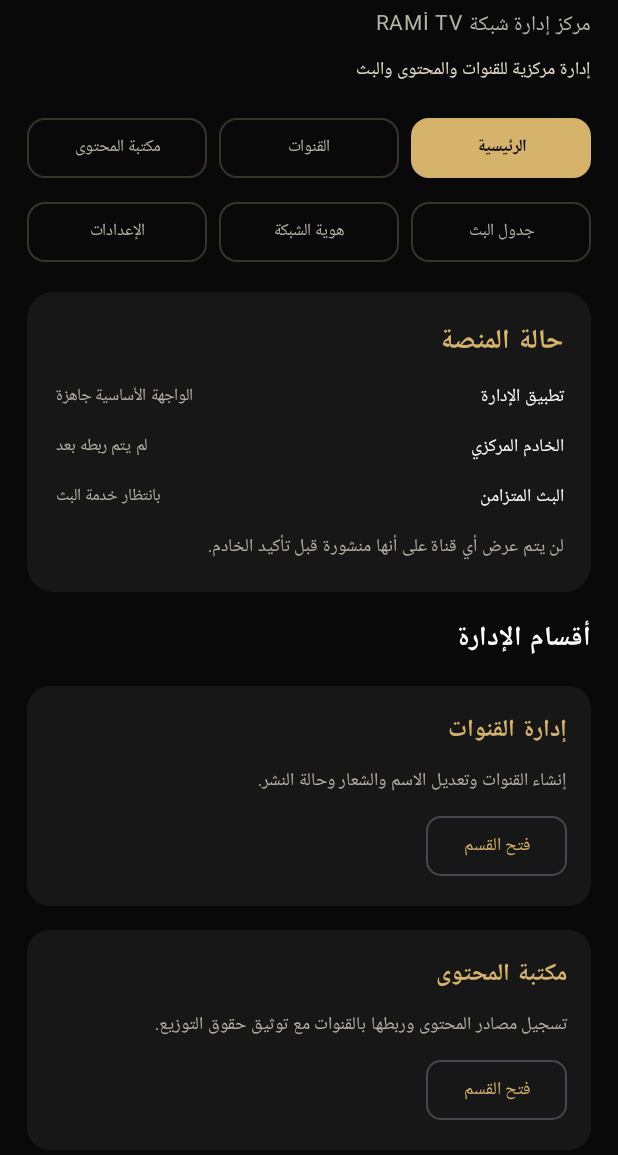
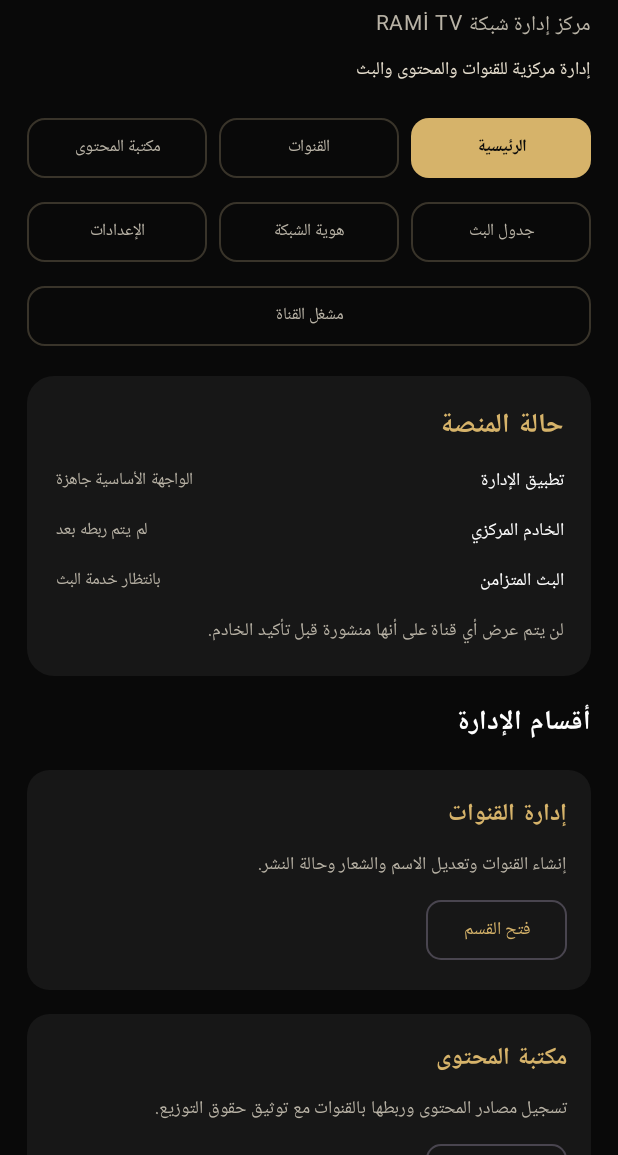
Before and after one commit to Ramistar900/rami-network, an Android app built with Jetpack Compose: the screen it shows after launch (MainActivity), on a phone screen of 412 x 824 dp, the part 81-1236 px from its top. Run offline under Robolectric (Android 15) with nearby library versions, the phone set to English and light mode, and no system bars.

Commit message:
Add playlist player navigation

```diff
--- a/app/src/main/java/com/rami/network/MainActivity.kt
+++ b/app/src/main/java/com/rami/network/MainActivity.kt
@@ -59,6 +59,7 @@ private enum class AdminSection(val title: String) {
     CHANNELS("القنوات"),
     LIBRARY("مكتبة المحتوى"),
     SCHEDULE("جدول البث"),
+    PLAYBACK("مشغل القناة"),
     BRANDING("هوية الشبكة"),
     SETTINGS("الإعدادات")
 }
@@ -110,6 +111,7 @@ private fun RoyalNetworkApp() {
                 AdminSection.CHANNELS -> ChannelsContent()
                 AdminSection.LIBRARY -> LibraryContent()
                 AdminSection.SCHEDULE -> ScheduleContent()
+                AdminSection.PLAYBACK -> PlaylistPlayerScreen()
                 AdminSection.BRANDING -> BrandingContent()
                 AdminSection.SETTINGS -> SettingsContent()
             }
@@ -163,6 +165,7 @@ private fun SectionNavigation(
             NavigationButton(AdminSection.BRANDING, selected, onSelect, Modifier.weight(1f))
             NavigationButton(AdminSection.SETTINGS, selected, onSelect, Modifier.weight(1f))
         }
+        NavigationButton(AdminSection.PLAYBACK, selected, onSelect, Modifier.fillMaxWidth())
     }
 }
 
```
